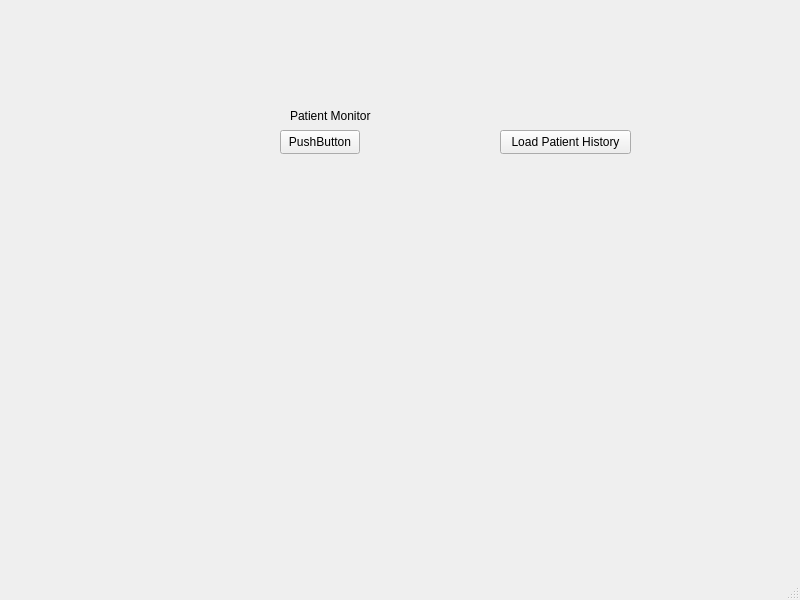
Old version of the form mainwindow.ui in the repository ArkTulips/Qthealthmonitor.
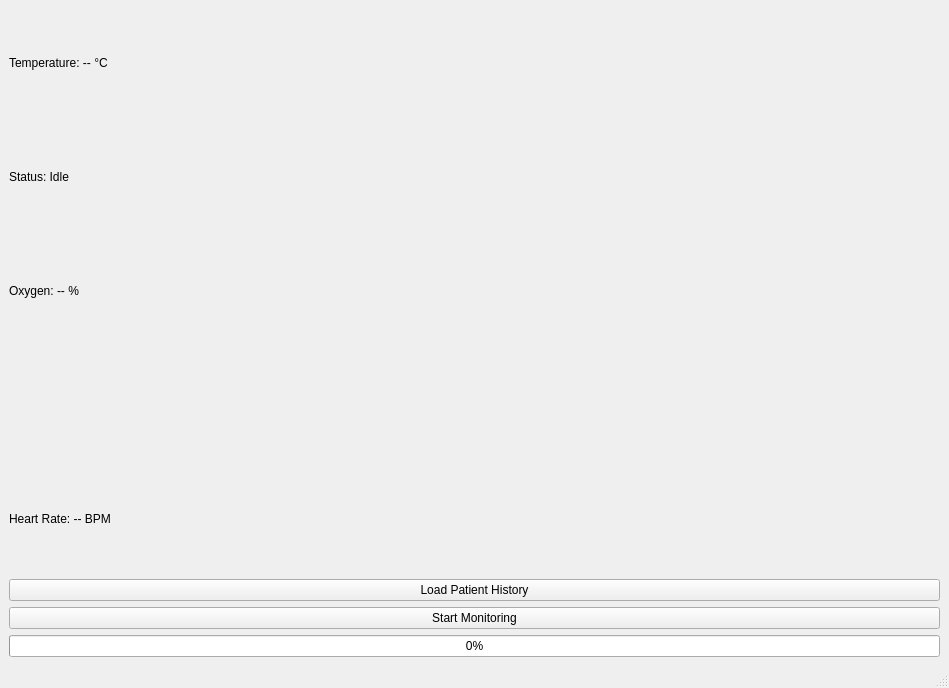
New version of the form.

Patch:
```diff
--- a/mainwindow.ui
+++ b/mainwindow.ui
@@ -6,53 +6,68 @@
    <rect>
     <x>0</x>
     <y>0</y>
-    <width>800</width>
-    <height>600</height>
+    <width>949</width>
+    <height>688</height>
    </rect>
   </property>
   <property name="windowTitle">
    <string>MainWindow</string>
   </property>
   <widget class="QWidget" name="centralwidget">
-   <widget class="QPushButton" name="pushButton">
-    <property name="geometry">
-     <rect>
-      <x>280</x>
-      <y>130</y>
-      <width>80</width>
-      <height>24</height>
-     </rect>
-    </property>
+   <layout class="QVBoxLayout" name="verticalLayout">
+    <item>
+     <widget class="QLabel" name="tempLabel">
     <property name="text">
-     <string>PushButton</string>
-    </property>
-   </widget>
-   <widget class="QLabel" name="label">
-    <property name="geometry">
-     <rect>
-      <x>290</x>
-      <y>105</y>
-      <width>91</width>
-      <height>21</height>
-     </rect>
-    </property>
+       <string>Temperature: -- °C</string>
+      </property>
+     </widget>
+    </item>
+    <item>
+     <widget class="QLabel" name="statusLabel">
+      <property name="text">
+       <string>Status: Idle</string>
+      </property>
+     </widget>
+    </item>
+    <item>
+     <widget class="QLabel" name="oxygenLabel">
     <property name="text">
-     <string>Patient Monitor</string>
-    </property>
-   </widget>
-   <widget class="QPushButton" name="pushButton_2">
-    <property name="geometry">
-     <rect>
-      <x>500</x>
-      <y>130</y>
-      <width>131</width>
-      <height>24</height>
-     </rect>
-    </property>
+       <string>Oxygen: -- %</string>
+      </property>
+     </widget>
+    </item>
+    <item>
+     <widget class="QWidget" name="chartContainer" native="true"/>
+    </item>
+    <item>
+     <widget class="QLabel" name="heartLabel">
+      <property name="text">
+       <string>Heart Rate: -- BPM</string>
+      </property>
+     </widget>
+    </item>
+    <item>
+     <widget class="QPushButton" name="loadButton">
     <property name="text">
      <string>Load Patient History</string>
     </property>
    </widget>
+    </item>
+    <item>
+     <widget class="QPushButton" name="startButton">
+      <property name="text">
+       <string>Start Monitoring</string>
+      </property>
+     </widget>
+    </item>
+    <item>
+     <widget class="QProgressBar" name="progressBar">
+      <property name="value">
+       <number>0</number>
+      </property>
+     </widget>
+    </item>
+   </layout>
   </widget>
   <widget class="QMenuBar" name="menubar">
    <property name="geometry">
```
Left out of the diff: 4 changed lines with no effect on the pictures. Lines whose indentation alone changed are shown as unchanged.
